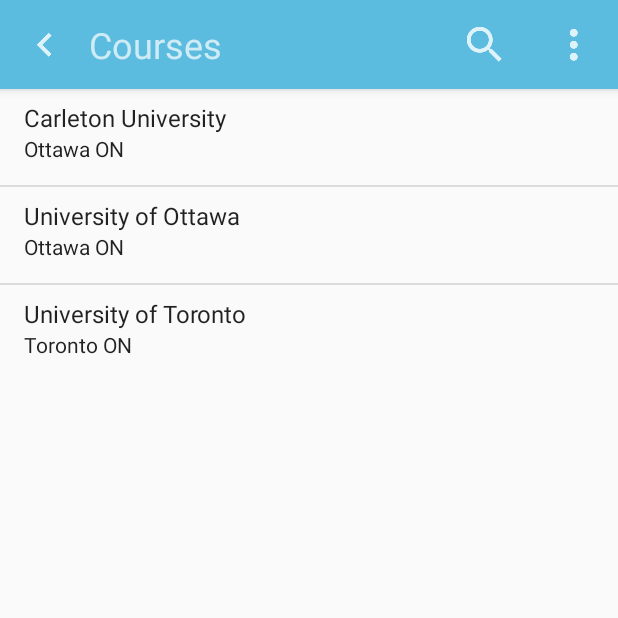
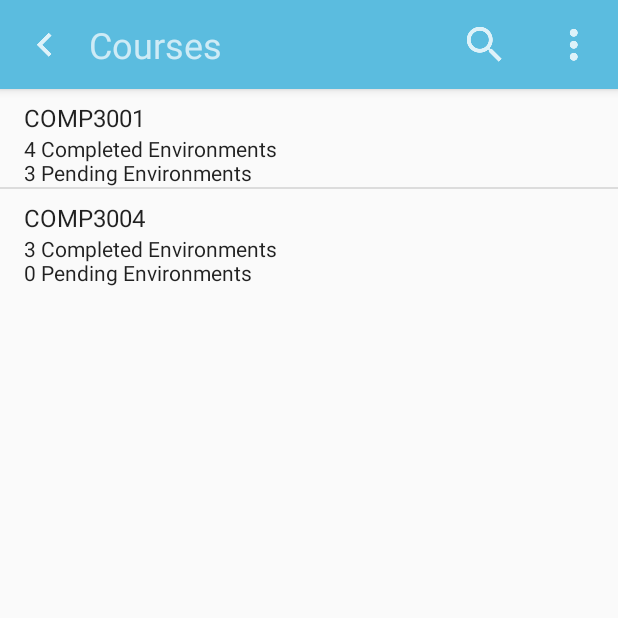
Before and after one commit to SimpleAesthetics/COMP3004-Project, an Android app: the screen it shows after launch (MainLists), after a tap on "Carleton University", on a phone screen of 412 x 824 dp, the top half of it. Run offline under Robolectric (Android 15) with nearby library versions, the phone set to English and light mode, and no system bars.

Commit message:
Finally Push to GitHub?
Just seeing if this will work.

```diff
--- a/Grouper/app/src/main/java/com/aesthetics/simple/grouper/MainLists.java
+++ b/Grouper/app/src/main/java/com/aesthetics/simple/grouper/MainLists.java
@@ -4,7 +4,9 @@
 import android.support.design.widget.FloatingActionButton;
 import android.support.design.widget.Snackbar;
 import android.support.v7.app.AppCompatActivity;
+import android.support.v7.widget.PopupMenu;
 import android.support.v7.widget.Toolbar;
+import android.view.MenuItem;
 import android.view.View;
 import android.widget.AdapterView;
 import android.widget.ImageButton;
@@ -25,6 +27,7 @@
     private SimpleAdapter adapter;
     private String title;
     private ListView lst_Main;
+    private PopupMenu popup;
 
     //Lists;
     private List<Map<String, String>> lst_Universities;
@@ -45,6 +48,8 @@
         btn_search = (ImageButton) findViewById(R.id.btn_search);
         btn_search.setImageResource(R.drawable.ic_search);
 
+        popup = new PopupMenu(this,btn_Menu);
+        popup.getMenu().add("Exit");
         //Initialize title;
         txt_Title = (TextView) findViewById(R.id.txt_Title);
         txt_Title.setText("Unknown");
@@ -52,6 +57,21 @@
         //Set list content;
         lst_Main = (ListView) findViewById(R.id.lst_Main);
         lst_Main.setAdapter(adapter);
+
+        popup.setOnMenuItemClickListener(new PopupMenu.OnMenuItemClickListener() {
+            @Override
+            public boolean onMenuItemClick(MenuItem item) {
+                finish();
+                return false;
+            }
+        });
+
+        btn_Menu.setOnClickListener(new View.OnClickListener() {
+            @Override
+            public void onClick(View v) {
+                popup.show();
+            }
+        });
 
         view_Universities();
     }
@@ -76,13 +96,13 @@
     }
 
     public void view_Universities(){
-        txt_Title.setText("  Universities");
+        txt_Title.setText("    Universities");
         btn_Back.setVisibility(View.GONE);
         lst_Universities= new ArrayList<Map<String, String>>();
         //Hard Coded universities list;
-        lst_Universities.add(newListItem("Carleton University","Ottawa ON"));
-        lst_Universities.add(newListItem("University of Ottawa","Ottawa ON"));
-        lst_Universities.add(newListItem("University of Toronto","Toronto ON"));
+        lst_Universities.add(newListItem("Carleton University","Ottawa ON\n3 Courses"));
+        lst_Universities.add(newListItem("University of Ottawa","Ottawa ON\n4 Courses"));
+        lst_Universities.add(newListItem("University of Toronto","Toronto ON\n1 Course"));
 
         set_List(lst_Universities);
         lst_Main.setOnItemClickListener(new AdapterView.OnItemClickListener() {
@@ -103,11 +123,33 @@
                 view_Universities();
             }
         });
+        lst_Courses= new ArrayList<Map<String, String>>();
+        set_List(lst_Courses);
+        lst_Courses.add(newListItem("COMP3001","4 Completed Environments\n3 Pending Environments"));
+        lst_Courses.add(newListItem("COMP3004","3 Completed Environments\n0 Pending Environments"));
 
+        lst_Main.setOnItemClickListener(new AdapterView.OnItemClickListener() {
+            @Override
+            public void onItemClick(AdapterView<?> parent, View view, int position, long id) {
+                //Get Courses from here; using on click id.
+                view_Environments();
+            }
+        });
     }
 
     public void view_Environments(){
-
+        txt_Title.setText("Environment");
+        btn_Back.setVisibility(View.VISIBLE);
+        btn_Back.setOnClickListener(new View.OnClickListener() {
+            @Override
+            public void onClick(View v) {
+                view_Courses();
+            }
+        });
+        lst_Environments= new ArrayList<Map<String, String>>();
+        set_List(lst_Environments);
+        lst_Environments.add(newListItem("Fall Project","3 Waiting. 32 Groups.\nEnds 19 October 2017"));
+        lst_Environments.add(newListItem("Study Groups","14 Waiting. 3 Groups.\nDue date reached."));
     }
 
     public void view_Groups(){
```
Also changed, not shown: Grouper/app/src/main/res/layout/activity_startup.xml (+8 -0 lines), Grouper/app/src/main/res/drawable-hdpi/ic_action_name.png (added), Grouper/app/src/main/res/drawable-mdpi/ic_action_name.png (added), Grouper/app/src/main/res/drawable-xhdpi/ic_action_name.png (added), Grouper/app/src/main/res/drawable-xxhdpi/ic_action_name.png (added).
